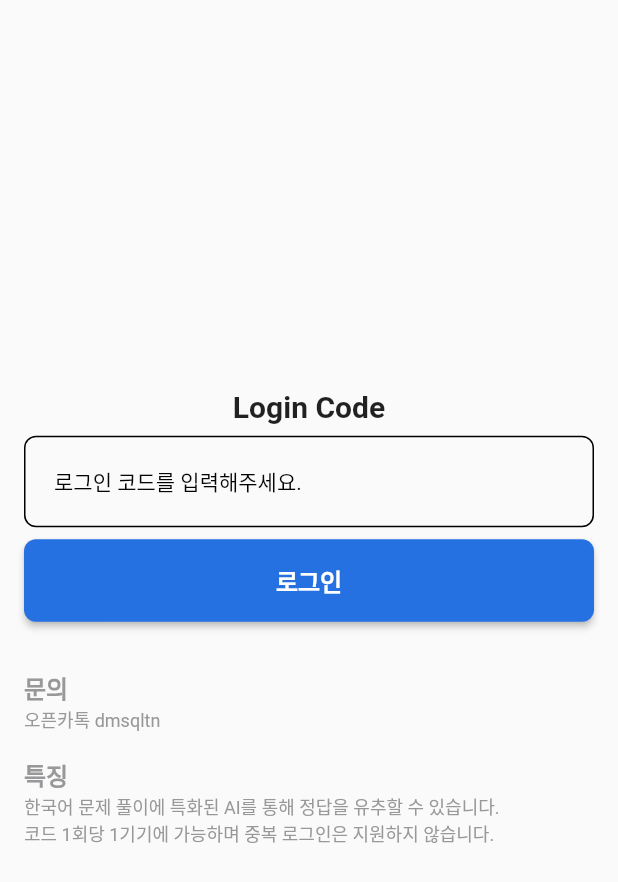
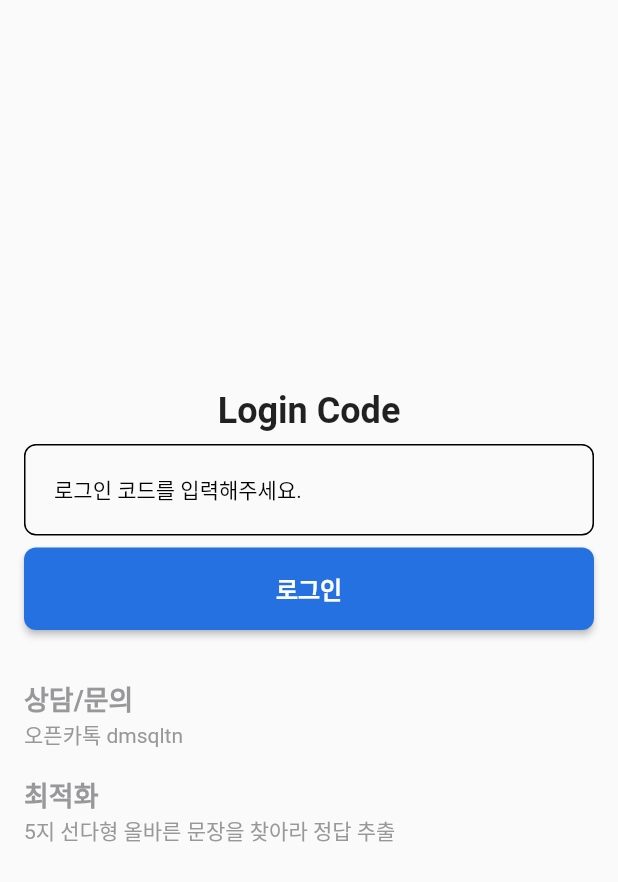
Before and after one commit to yeongwooCho/dmsqltn, a Flutter app: the ProfileScreen widget shown alone on an empty page, opened directly with empty values, on a phone screen of 412 x 824 dp. Shown: the top 882 px of the screen. Run offline on Flutter 3.47's test engine with Material 2 defaults, Android fonts, the phone set to English and light mode, and no system bars; our stand-ins replace firebase_core, firebase_database, fluttertoast, image_picker, shared_preferences; missing offline and left inert: chat_gpt_sdk, google_mlkit_text_recognition; accounts and stored records are empty.

Commit message:
[chore] 2차 수정사항 변경 및 사용하지 않는 코드 제거

```diff
--- a/lib/screen/profile_screen.dart
+++ b/lib/screen/profile_screen.dart
@@ -24,12 +24,12 @@ class _ProfileScreenState extends State<ProfileScreen> {
   Widget build(BuildContext context) {
     final titleTextStyle = TextStyle(
       color: SUB_BODY_TEXT_COLOR,
-      fontSize: 16.0,
+      fontSize: 18.0,
       fontWeight: FontWeight.bold,
     );
     final descriptionTextStyle = TextStyle(
       color: SUB_BODY_TEXT_COLOR,
-      fontSize: 12.0,
+      fontSize: 14.0,
     );
     final baseBorder = OutlineInputBorder(
       borderSide: BorderSide(
@@ -50,7 +50,7 @@ class _ProfileScreenState extends State<ProfileScreen> {
               child: Text(
                 'Login Code',
                 style: TextStyle(
-                  fontSize: 20.0,
+                  fontSize: 24.0,
                   fontWeight: FontWeight.bold,
                 ),
               ),
@@ -123,7 +123,7 @@ class _ProfileScreenState extends State<ProfileScreen> {
               ),
             const SizedBox(height: 32.0),
             Text(
-              '문의',
+              '상담/문의',
               style: titleTextStyle,
             ),
             Text(
@@ -132,15 +132,11 @@ class _ProfileScreenState extends State<ProfileScreen> {
             ),
             const SizedBox(height: 16.0),
             Text(
-              '특징',
+              '최적화',
               style: titleTextStyle,
             ),
             Text(
-              '한국어 문제 풀이에 특화된 AI를 통해 정답을 유추할 수 있습니다.',
-              style: descriptionTextStyle,
-            ),
-            Text(
-              '코드 1회당 1기기에 가능하며 중복 로그인은 지원하지 않습니다.',
+              '5지 선다형 올바른 문장을 찾아라 정답 추출',
               style: descriptionTextStyle,
             ),
           ],
@@ -149,3 +145,7 @@ class _ProfileScreenState extends State<ProfileScreen> {
     );
   }
 }
+//
+// 문의 앞에 상담/문의 로 교체 부탁드립니다
+// 특징>> 최적화로 교체 부탁드립니다
+// 문구는 5지 선다형 올바른 문장을 찾아라 정답 추출 >> 로 교체 부탁드립니다
--- a/lib/screen/scan_screen.dart
+++ b/lib/screen/scan_screen.dart
@@ -159,8 +159,6 @@ class _ScanScreenState extends State<ScanScreen> {
 
         debugPrint('사진 블록 라인 lineText: $lineText');
         debugPrint('사진 블록 라인 tempText: $tempText');
-        print('사진 블록 라인 lineText: $lineText');
-        print('사진 블록 라인 tempText: $tempText');
       }
     }
 
@@ -285,7 +283,7 @@ class _ScanScreenState extends State<ScanScreen> {
 
   Widget _buildOpenCameraButton() {
     return ElevatedButton(
-      onPressed: widget.isLogin ? () => getImage(ImageSource.gallery) : null,
+      onPressed: widget.isLogin ? () => getImage(ImageSource.camera) : null,
       style: ElevatedButton.styleFrom(
         backgroundColor: PRIMARY_COLOR,
         minimumSize: const Size(100, 60),
```
Also changed, not shown: lib/main.dart (+0 -68 lines), lib/repository/chat_gpt_repository.dart (+0 -26 lines).
